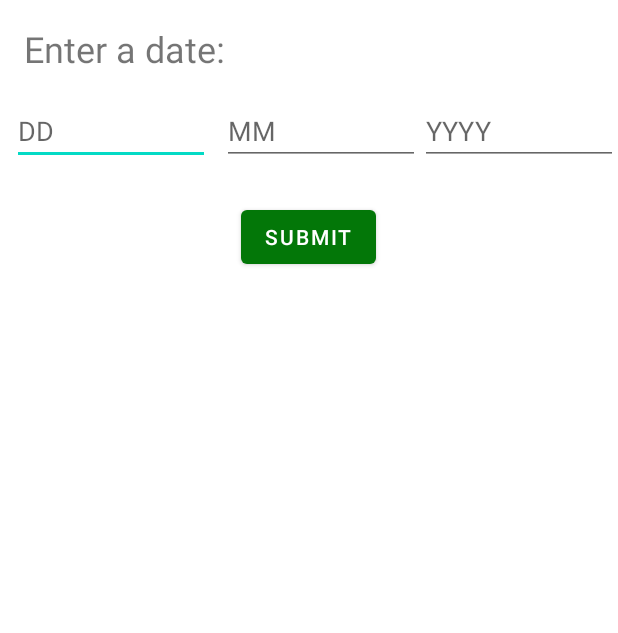
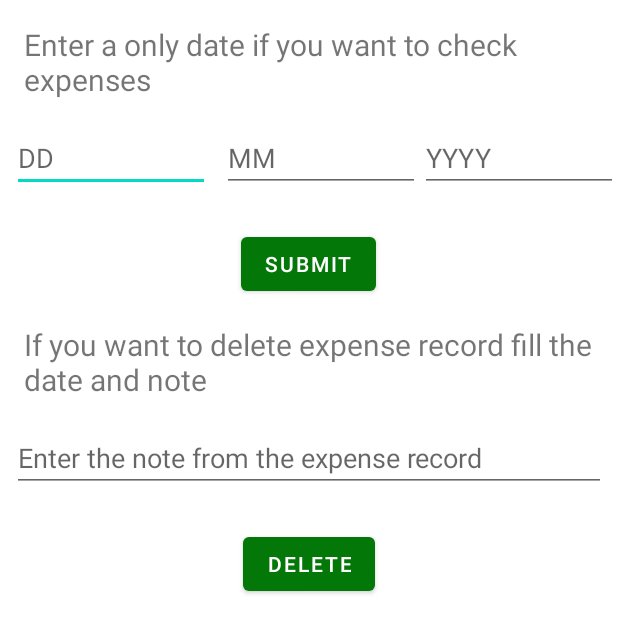
Before and after one commit to simsapopov/BudgetAndrroidApp, an Android app: the layout datepicker.xml on its own in the app's theme, with its tools: preview values and no code run, on a phone screen of 412 x 824 dp. Shown: the top 633 px of the screen. Run offline under Robolectric (Android 15) with nearby library versions, the phone set to English and light mode, and no system bars.

Commit message:
Implemented methods to delete expenses by date and note in Calendar-epenses

```diff
--- a/app/src/main/java/com/example/budget/BudgetActivity.java
+++ b/app/src/main/java/com/example/budget/BudgetActivity.java
@@ -25,11 +25,9 @@ import com.firebase.ui.database.FirebaseRecyclerAdapter;
 import com.firebase.ui.database.FirebaseRecyclerOptions;
 import com.google.android.material.floatingactionbutton.FloatingActionButton;
 import com.google.android.material.navigation.NavigationBarView;
-import com.google.firebase.auth.FirebaseAuth;
 import com.google.firebase.database.DataSnapshot;
 import com.google.firebase.database.DatabaseError;
 import com.google.firebase.database.DatabaseReference;
-import com.google.firebase.database.FirebaseDatabase;
 import com.google.firebase.database.Query;
 import com.google.firebase.database.ValueEventListener;
 
@@ -176,6 +174,7 @@ public class BudgetActivity extends AppCompatActivity {
                     epoch.setDate(0);
                     DateTime now = new DateTime();
                     Months months = Months.monthsBetween(epoch,now);
+
                     Data data = new Data(budgetItem,id,date,null,Integer.parseInt(budgetAmount),months.getMonths());
                     budgetRef.child(id).setValue(data).addOnCompleteListener(task -> {
                         if(task.isSuccessful()){
--- a/app/src/main/res/layout/datepicker.xml
+++ b/app/src/main/res/layout/datepicker.xml
@@ -7,8 +7,8 @@
     <TextView
         android:layout_width="wrap_content"
         android:layout_height="wrap_content"
-        android:text="Enter a date:"
-        android:textSize="24sp"
+        android:text="Enter a only date if you want to check expenses "
+        android:textSize="20sp"
         android:layout_margin="16dp"/>
 
     <LinearLayout
@@ -55,4 +55,39 @@
         android:layout_gravity="center"
         android:layout_marginTop="24dp"
         />
+    <TextView
+        android:layout_width="wrap_content"
+        android:layout_height="wrap_content"
+        android:text="If you want to delete expense record fill the date and note"
+        android:textSize="20sp"
+        android:layout_margin="16dp"/>
+
+    <LinearLayout
+        android:layout_width="match_parent"
+        android:layout_height="wrap_content"
+        android:orientation="horizontal">
+
+
+        <EditText
+            android:id="@+id/noteForDelete"
+            android:layout_width="0dp"
+            android:layout_height="wrap_content"
+            android:layout_weight="1"
+            android:hint="Enter the note from the expense record"
+
+
+            android:layout_marginStart="8dp"
+            android:layout_marginEnd="8dp" />
+
+
+    </LinearLayout>
+
+    <Button
+        android:id="@+id/delete_btn"
+        android:layout_width="wrap_content"
+        android:layout_height="wrap_content"
+        android:text="Delete"
+        android:layout_gravity="center"
+        android:layout_marginTop="24dp"
+        />
 </LinearLayout>
```
Also changed, not shown: app/src/main/java/com/example/budget/GetRef.java (+44 -0 lines), app/src/main/java/com/example/budget/SpendingCalendarActivity.java (+64 -0 lines).
